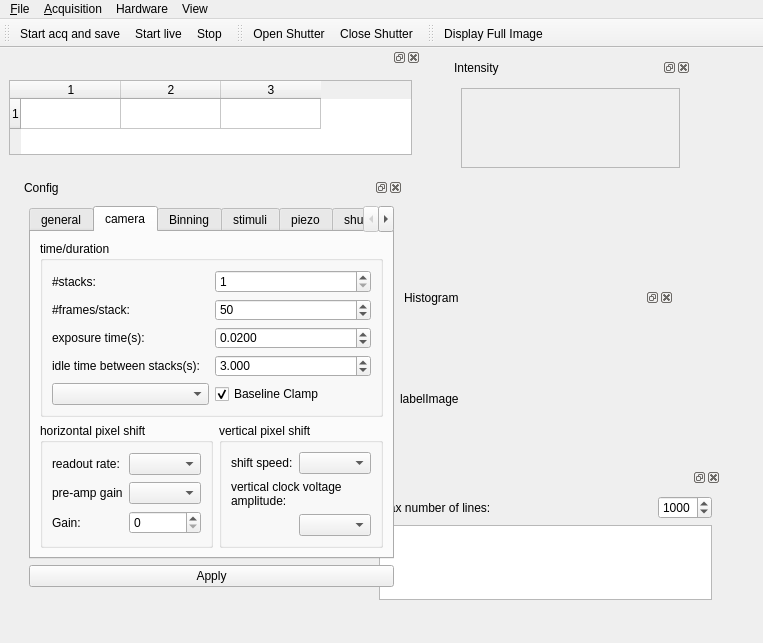
The window that imagine.ui (HolyLab/Imagine) describes before a commit, drawn with Qt 5.
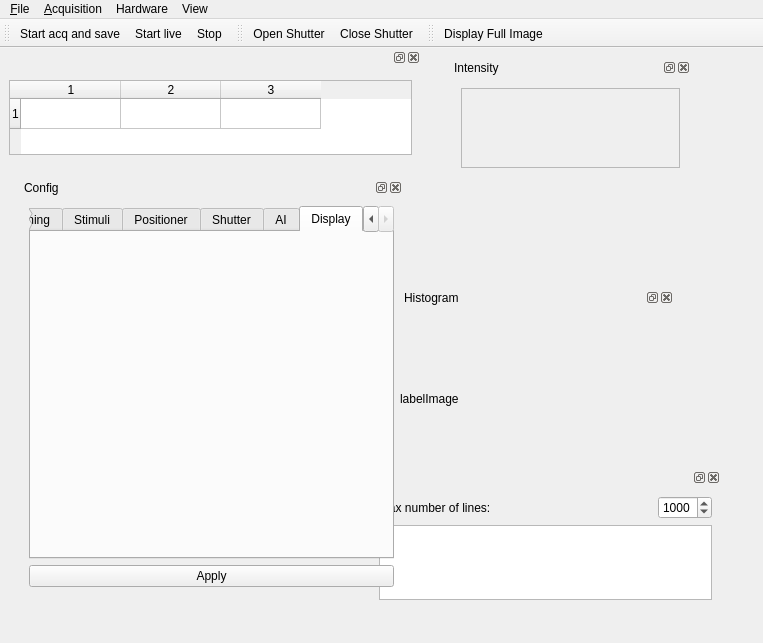
The same window after the commit. Icons and pictures are not drawn. Custom widgets are drawn as their Qt base class.

Commit message: now allow user to ctrl display area size

The edit to the form file:
```diff
--- a/imagine.ui
+++ b/imagine.ui
@@ -164,11 +164,11 @@
       <item>
        <widget class="QTabWidget" name="tabWidgetCfg">
         <property name="currentIndex">
-         <number>1</number>
+         <number>7</number>
         </property>
         <widget class="QWidget" name="tabGeneral">
          <attribute name="title">
-          <string>general</string>
+          <string>General</string>
          </attribute>
          <layout class="QVBoxLayout">
           <property name="spacing">
@@ -235,7 +235,7 @@
         </widget>
         <widget class="QWidget" name="tabCamera">
          <attribute name="title">
-          <string>camera</string>
+          <string>Camera</string>
          </attribute>
          <layout class="QVBoxLayout">
           <property name="spacing">
@@ -618,7 +618,7 @@
         </widget>
         <widget class="QWidget" name="tabStim">
          <attribute name="title">
-          <string>stimuli</string>
+          <string>Stimuli</string>
          </attribute>
          <layout class="QVBoxLayout">
           <property name="spacing">
@@ -692,7 +692,7 @@
         </widget>
         <widget class="QWidget" name="tabPiezo">
          <attribute name="title">
-          <string>piezo</string>
+          <string>Positioner</string>
          </attribute>
          <widget class="QLabel" name="label_19">
           <property name="geometry">
@@ -1089,7 +1089,7 @@
         </widget>
         <widget class="QWidget" name="tabShutter">
          <attribute name="title">
-          <string>shutter</string>
+          <string>Shutter</string>
          </attribute>
          <widget class="QLabel" name="label_11">
           <property name="geometry">
@@ -1149,6 +1149,52 @@
           </property>
          </widget>
         </widget>
+        <widget class="QWidget" name="tabDisplay">
+         <attribute name="title">
+          <string>Display</string>
+         </attribute>
+         <widget class="QWidget" name="">
+          <property name="geometry">
+           <rect>
+            <x>10</x>
+            <y>20</y>
+            <width>323</width>
+            <height>22</height>
+           </rect>
+          </property>
+          <layout class="QHBoxLayout" name="horizontalLayout">
+           <item>
+            <widget class="QLabel" name="label_29">
+             <property name="toolTip">
+              <string/>
+             </property>
+             <property name="text">
+              <string>Display area size (% of acquired image size):</string>
+             </property>
+            </widget>
+           </item>
+           <item>
+            <widget class="QSpinBox" name="spinBoxDisplayAreaSize">
+             <property name="minimumSize">
+              <size>
+               <width>60</width>
+               <height>0</height>
+              </size>
+             </property>
+             <property name="minimum">
+              <number>1</number>
+             </property>
+             <property name="maximum">
+              <number>800</number>
+             </property>
+             <property name="value">
+              <number>100</number>
+             </property>
+            </widget>
+           </item>
+          </layout>
+         </widget>
+        </widget>
        </widget>
       </item>
       <item>
```
The commit also changes 1 other file.
